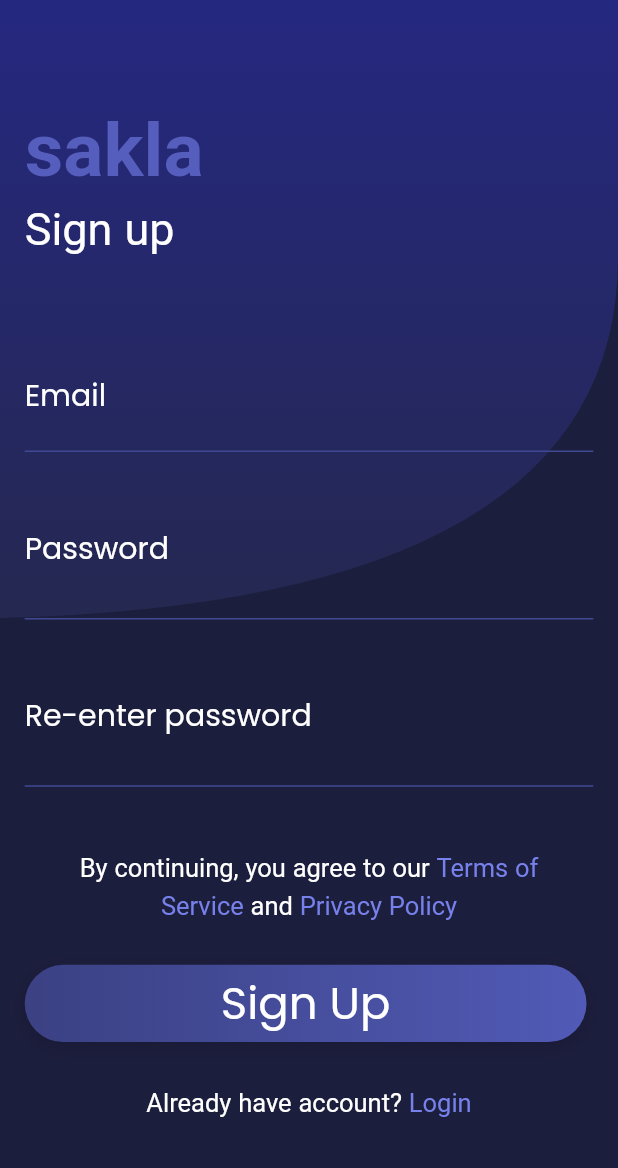
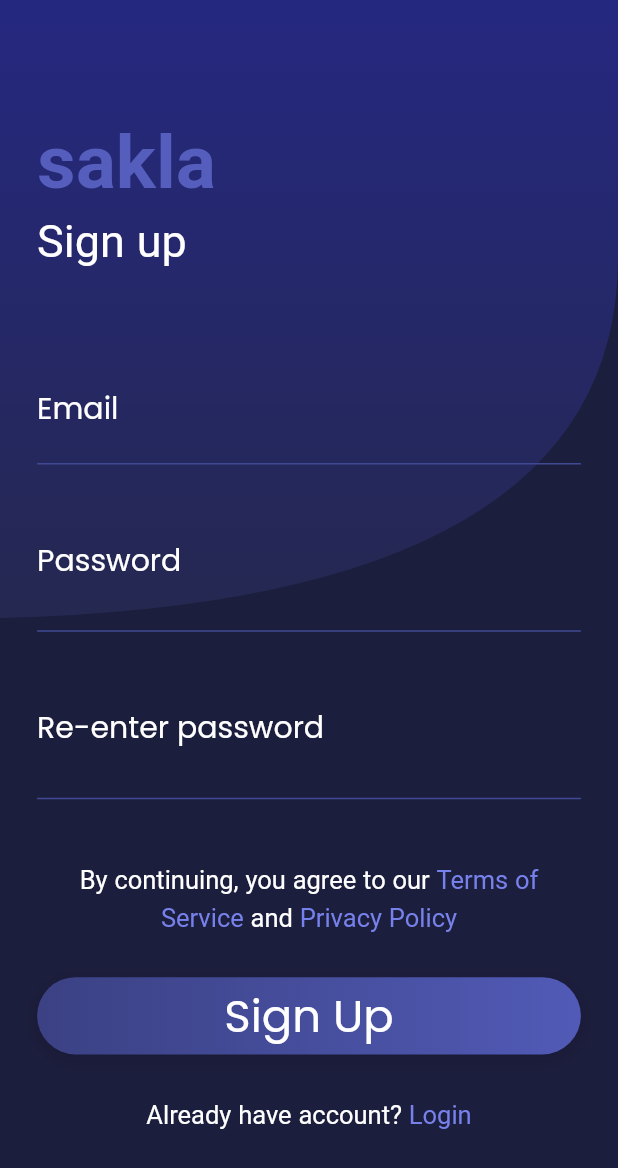
Before and after one commit to ferhatiltas/sakla-mobil, a Flutter app: the SignUpView screen opened by its route, on a phone screen of 412 x 824 dp. Shown: the top 1168 px of the screen. Run offline on Flutter 3.47's test engine with Material 2 defaults, Android fonts, the phone set to English and light mode, and no system bars; our stand-ins replace dot_navigation_bar, get, google_fonts.

Commit message:
Update login and sign up controller

```diff
--- a/lib/core/components/app_bar_container.dart
+++ b/lib/core/components/app_bar_container.dart
@@ -1,6 +1,8 @@
 import 'package:flutter/material.dart';
-import 'package:sakla/core/extension/context_extension.dart';
 
+import '../extension/context_extension.dart';
+
+// ignore: must_be_immutable
 class AppBarContainer extends StatelessWidget {
   Widget? child;
   AppBarContainer({this.child});
--- a/lib/core/components/profile_app_bar_container.dart
+++ b/lib/core/components/profile_app_bar_container.dart
@@ -1,6 +1,8 @@
 import 'package:flutter/material.dart';
-import 'package:sakla/core/extension/context_extension.dart';
 
+import '../extension/context_extension.dart';
+
+// ignore: must_be_immutable
 class ProfileAppBar extends StatelessWidget {
   Widget? child;
   ProfileAppBar({this.child});
--- a/lib/view/auth/controller/sign_up_controller.dart
+++ b/lib/view/auth/controller/sign_up_controller.dart
@@ -1,3 +1,21 @@
+import 'package:flutter/material.dart';
 import 'package:get/get.dart';
 
-class SignUpController extends GetxController {}
+class SignUpController extends GetxController {
+  final signupEmailController = TextEditingController();
+  final signupPassController = TextEditingController();
+  final signupConfirmPassController = TextEditingController();
+
+  final keyEmail = GlobalKey<FormFieldState>();
+  final keyPass = GlobalKey<FormFieldState>();
+  final keyConfirmPass = GlobalKey<FormFieldState>();
+
+  var isPasswordShow = true.obs;
+  get isPasswordShows => isPasswordShow.value;
+  set isPasswordShows(isPasswordShow) =>
+      this.isPasswordShow.value = isPasswordShow;
+
+  void changePasswordIcon() {
+    isPasswordShows = !isPasswordShows;
+  }
+}
--- a/lib/view/auth/view/signup/sign_up_view.dart
+++ b/lib/view/auth/view/sign_up_view.dart
@@ -1,29 +1,12 @@
 import 'package:flutter/gestures.dart';
 import 'package:flutter/material.dart';
-import 'package:sakla/core/components/bezier_container.dart';
-import 'package:sakla/core/extension/context_extension.dart';
-import '../login/login_view.dart';
+import 'package:get/get.dart';
+import 'package:sakla/view/auth/controller/sign_up_controller.dart';
+import '../../../core/components/bezier_container.dart';
+import 'login_view.dart';
 
-class SignUpView extends StatefulWidget {
-  @override
-  _SignUpViewState createState() => _SignUpViewState();
-}
-
-class _SignUpViewState extends State<SignUpView> {
-  FocusNode myFocusNodeEmail = FocusNode();
-  FocusNode myFocusNodePassword = FocusNode();
-  FocusNode myFocusNodeConfirmPassword = FocusNode();
-
-  TextEditingController signupEmailController = TextEditingController();
-  TextEditingController signupPassController = TextEditingController();
-  TextEditingController signupConfirmPassController = TextEditingController();
-
-  var keyEmail = GlobalKey<FormFieldState>();
-  var keyPass = GlobalKey<FormFieldState>();
-  var keyConfirmPass = GlobalKey<FormFieldState>();
-
-  bool isPasswordShow = true;
-
+class SignUpView extends StatelessWidget {
+  final _controller = Get.put(SignUpController());
   @override
   Widget build(BuildContext context) {
     return Scaffold(
@@ -44,12 +27,12 @@ class _SignUpViewState extends State<SignUpView> {
 
   Widget buildBody(BuildContext context) {
     return Padding(
-      padding: context.paddingNormal,
+      padding: EdgeInsets.all(context.height * 0.03),
       child: Column(
         crossAxisAlignment: CrossAxisAlignment.start,
         children: [
           SizedBox(
-            height: context.height / 15, // 7 idi
+            height: context.height / 15,
           ),
           buildTitle(),
           SizedBox(
@@ -156,10 +139,9 @@ class _SignUpViewState extends State<SignUpView> {
   }
 
   Widget buildTextFormFieldForrRePass() {
-    return TextFormField(
-      key: keyConfirmPass,
-      focusNode: myFocusNodeConfirmPassword,
-      controller: signupConfirmPassController,
+    return Obx(() => TextFormField(
+          key: _controller.keyConfirmPass,
+          controller: _controller.signupConfirmPassController,
           keyboardType: TextInputType.visiblePassword,
           validator: (input) {
             if (input!.length < 6) {
@@ -167,18 +149,18 @@ class _SignUpViewState extends State<SignUpView> {
             }
           },
           cursorColor: Colors.white,
-      obscureText: isPasswordShow,
+          obscureText: _controller.isPasswordShows,
           style: TextStyle(color: Colors.white, fontSize: 20),
           decoration: InputDecoration(
             suffix: IconButton(
               icon: Icon(
-            isPasswordShow ? Icons.visibility : Icons.visibility_off,
+                _controller.isPasswordShows
+                    ? Icons.visibility
+                    : Icons.visibility_off,
                 color: Colors.white,
               ),
               onPressed: () {
-            setState(() {
-              isPasswordShow = !isPasswordShow;
-            });
+                _controller.changePasswordIcon();
               },
             ),
             labelText: 'Re-enter password',
@@ -190,14 +172,13 @@ class _SignUpViewState extends State<SignUpView> {
               borderSide: BorderSide(color: Colors.white),
             ),
           ),
-    );
+        ));
   }
 
   Widget buildTextFormFieldForPass() {
-    return TextFormField(
-      key: keyPass,
-      focusNode: myFocusNodePassword,
-      controller: signupPassController,
+    return Obx(() => TextFormField(
+          key: _controller.keyPass,
+          controller: _controller.signupPassController,
           keyboardType: TextInputType.visiblePassword,
           validator: (input) {
             if (input!.length < 6) {
@@ -205,18 +186,18 @@ class _SignUpViewState extends State<SignUpView> {
             }
           },
           cursorColor: Colors.white,
-      obscureText: isPasswordShow,
+          obscureText: _controller.isPasswordShows,
           style: TextStyle(color: Colors.white, fontSize: 20),
           decoration: InputDecoration(
             suffix: IconButton(
               icon: Icon(
-            isPasswordShow ? Icons.visibility : Icons.visibility_off,
+                _controller.isPasswordShows
+                    ? Icons.visibility
+                    : Icons.visibility_off,
                 color: Colors.white,
               ),
               onPressed: () {
-            setState(() {
-              isPasswordShow = !isPasswordShow;
-            });
+                _controller.changePasswordIcon();
               },
             ),
             labelText: 'Password',
@@ -228,14 +209,13 @@ class _SignUpViewState extends State<SignUpView> {
               borderSide: BorderSide(color: Colors.white),
             ),
           ),
-    );
+        ));
   }
 
   Widget buildTextFormFieldForEmail() {
     return TextFormField(
-      key: keyEmail,
-      focusNode: myFocusNodeEmail,
-      controller: signupEmailController,
+      key: _controller.keyEmail,
+      controller: _controller.signupEmailController,
       keyboardType: TextInputType.emailAddress,
       validator: (input) {
         if (input!.length < 4 || !input.contains('@') || !input.contains('.')) {
--- a/lib/view/baseView/base_view.dart
+++ b/lib/view/baseView/base_view.dart
@@ -1,6 +1,6 @@
 import 'package:dot_navigation_bar/dot_navigation_bar.dart';
 import 'package:flutter/material.dart';
-import 'package:sakla/core/constants/base_view_constants.dart';
+import '../../core/constants/base_view_constants.dart';
 
 class BaseView extends StatefulWidget {
   @override
--- a/lib/view/baseView/view/profile_view.dart
+++ b/lib/view/baseView/view/profile_view.dart
@@ -1,6 +1,7 @@
 import 'package:flutter/material.dart';
-import 'package:sakla/core/components/profile_app_bar_container.dart';
-import 'package:sakla/core/extension/context_extension.dart';
+
+import '../../../core/components/profile_app_bar_container.dart';
+import '../../../core/extension/context_extension.dart';
 
 class ProfileView extends StatefulWidget {
   @override
--- a/lib/view/baseView/view/video_view.dart
+++ b/lib/view/baseView/view/video_view.dart
@@ -1,6 +1,7 @@
 import 'package:flutter/cupertino.dart';
 import 'package:flutter/material.dart';
-import 'package:sakla/core/components/app_bar_container.dart';
+
+import '../../../core/components/app_bar_container.dart';
 
 class VideoView extends StatefulWidget {
   @override
```
Also changed, not shown: lib/core/constants/base_view_constants.dart (+5 -11 lines), lib/core/init/navigation/app_pages.dart (+5 -4 lines), lib/main.dart (+5 -4 lines), lib/view/auth/controller/login_controller.dart (+26 -1 lines), lib/view/auth/view/login/login_view.dart (deleted, +0 -194 lines), lib/view/auth/view/login_view.dart (added, +187 -0 lines), lib/view/auth/view/splash_view.dart (renamed from lib/view/auth/splash_view.dart, +12 -13 lines), lib/view/baseView/view/home_view.dart (deleted, +0 -42 lines), lib/view/baseView/view/photo_view.dart (+2 -7 lines), 4 other files. Lines whose indentation alone changed are shown as unchanged.
